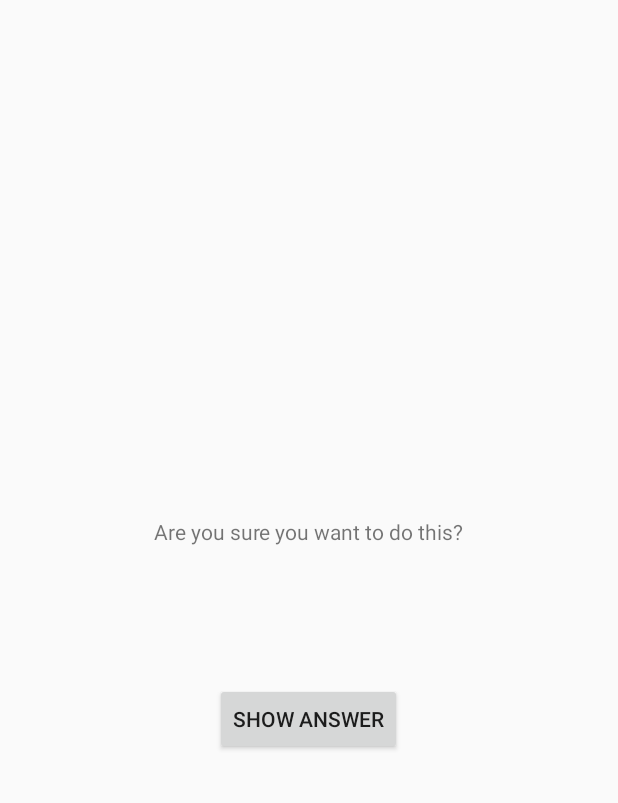
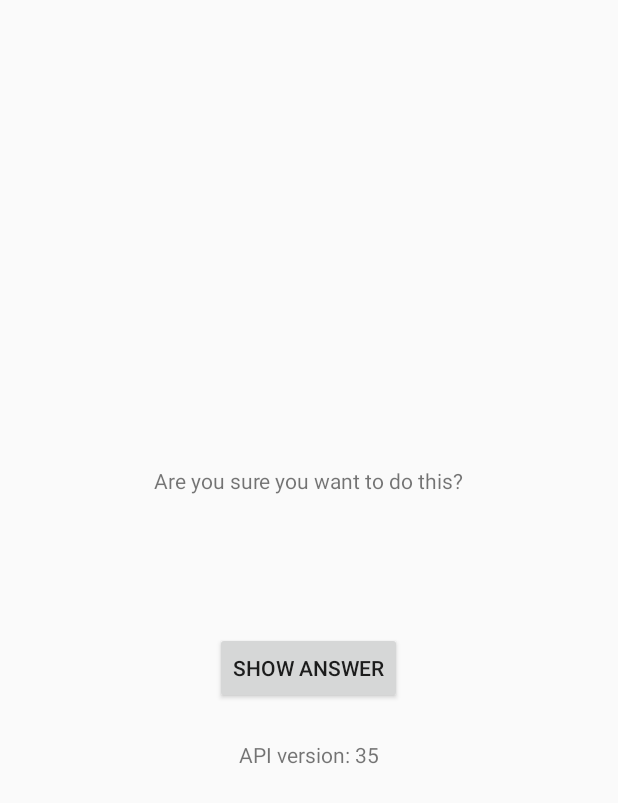
Before and after one commit to konglobemeralt/AndroidDev, an Android app: the CheatActivity screen opened directly, with no data from a screen before it, on a phone screen of 412 x 824 dp. Shown: the top 803 px of the screen. Run offline under Robolectric (Android 15) with nearby library versions, the phone set to English and light mode, and no system bars.

Commit message:
Solved chapter 6 challange, now displaying API level in cheatActivity

```diff
--- a/GeoQuiz/app/src/main/java/com/bignerdranch/android/geoquiz/CheatActivity.java
+++ b/GeoQuiz/app/src/main/java/com/bignerdranch/android/geoquiz/CheatActivity.java
@@ -25,6 +25,7 @@ public class CheatActivity extends AppCompatActivity {
     private boolean mAnswerIsTrue;
 
     private TextView mAnswerTextView;
+    private TextView mAPITextView;
     private Button mShowAnswer;
     private boolean mIsCheater;
 
@@ -35,6 +36,9 @@ public class CheatActivity extends AppCompatActivity {
 
         mAnswerIsTrue = getIntent().getBooleanExtra(EXTRA_ANSWER_IS_TRUE, false);
         mAnswerTextView = (TextView) findViewById(R.id.answer_text_view);
+
+        mAPITextView = (TextView) findViewById(R.id.api_text_view);
+        mAPITextView.setText("API version: " + android.os.Build.VERSION.SDK_INT);
 
         mShowAnswer = (Button) findViewById(R.id.show_answer_button);
         mShowAnswer.setOnClickListener(new View.OnClickListener(){
--- a/GeoQuiz/app/src/main/res/layout/activity_cheat.xml
+++ b/GeoQuiz/app/src/main/res/layout/activity_cheat.xml
@@ -22,4 +22,10 @@
         android:layout_width="wrap_content"
         android:layout_height="wrap_content"
         android:text="@string/show_answer_button"/>
+    <TextView
+        android:id="@+id/api_text_view"
+        android:layout_width="wrap_content"
+        android:layout_height="wrap_content"
+        android:padding="24dp"
+        tools:text="Api Level"/>
 </LinearLayout>
```
